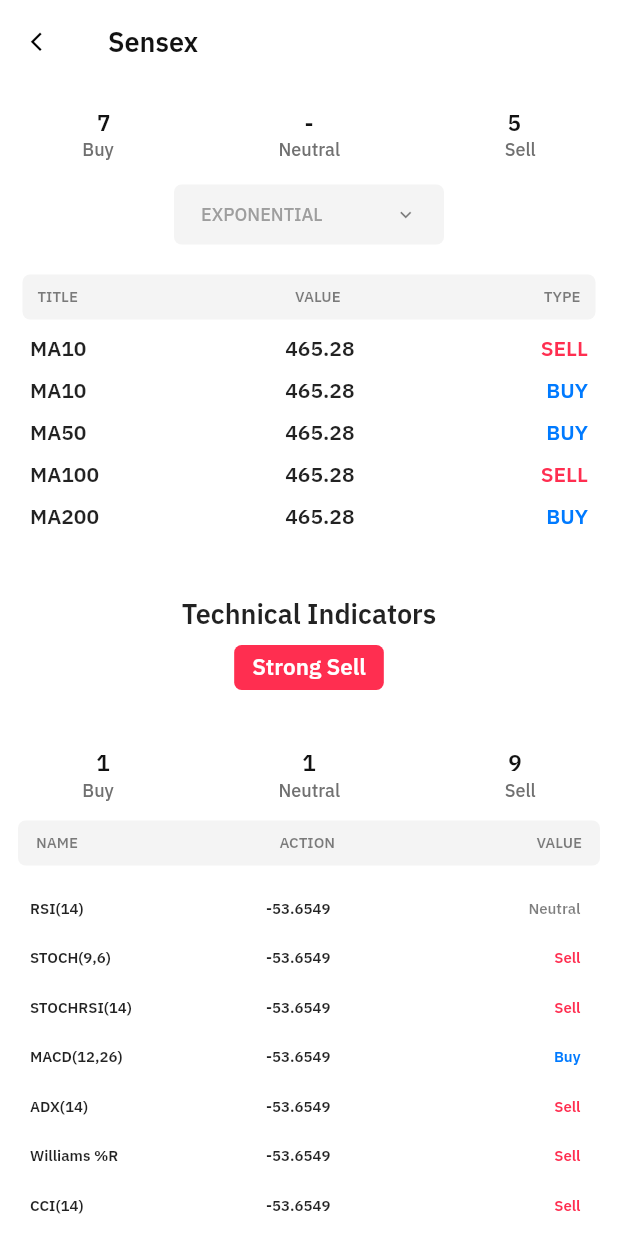
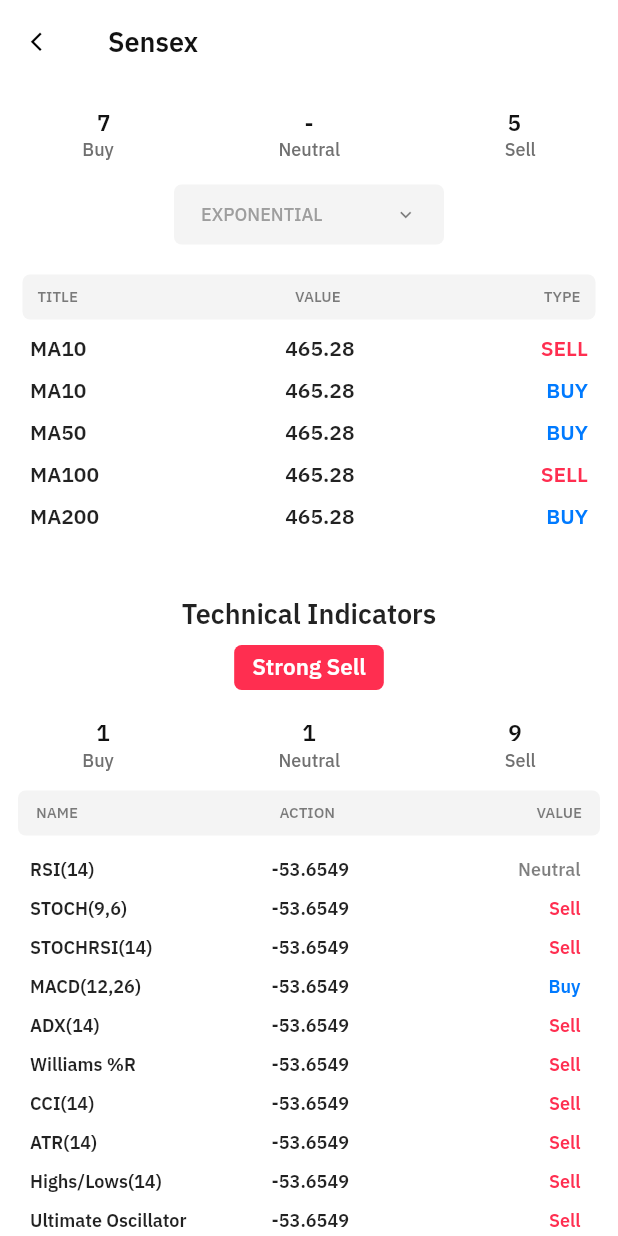
Before and after one commit to TusharGupta05/assesment, a Flutter app: the screen it shows after launch, scrolled down 576 dp, on a phone screen of 412 x 824 dp. Run offline on Flutter 3.47's test engine with Material 2 defaults, Android fonts, the phone set to English and light mode, and no system bars; our stand-ins replace step_progress_indicator; missing offline and left inert: speech_bubble.

Commit message:
some space problems fixed

```diff
--- a/lib/main.dart
+++ b/lib/main.dart
@@ -17,7 +17,6 @@
       title: 'Flutter Demo',
       theme: ThemeData(
         fontFamily: 'IBM Plex Sans',
-        // primarySwatch: MaterialColor(primary, swatch) Colors.white,
       ),
       home: MyHomePage(),
     );
--- a/lib/screens/homepage.dart
+++ b/lib/screens/homepage.dart
@@ -422,7 +422,7 @@
               ),
             ),
             Padding(
-              padding: const EdgeInsets.all(30.0),
+              padding: const EdgeInsets.fromLTRB(30, 30, 30, 10),
               child: Column(
                 children: [
                   Text(
@@ -474,7 +474,7 @@
               ],
             ),
             Padding(
-              padding: const EdgeInsets.all(12.0),
+              padding: const EdgeInsets.fromLTRB(12, 12, 12, 5),
               child: Container(
                 height: 30,
                   padding:
@@ -504,7 +504,7 @@
                   )),
             ),
             Padding(
-              padding: const EdgeInsets.fromLTRB(10, 0, 10, 10),
+              padding: const EdgeInsets.fromLTRB(10, 5, 10, 5),
               child: Row(
                 mainAxisSize: MainAxisSize.max,
                 mainAxisAlignment: MainAxisAlignment.spaceBetween,
@@ -514,10 +514,10 @@
                     children: List<Widget>.generate(
                         tname.length,
                         (i) => Padding(
-                              padding: const EdgeInsets.fromLTRB(10, 10, 0, 10),
+                              padding: const EdgeInsets.fromLTRB(10, 5, 0, 5),
                               child: Text(
                                 tname[i],
-                                style: TextStyle(fontWeight: FontWeight.bold, fontSize: 10)
+                                style: TextStyle(fontWeight: FontWeight.bold, fontSize: 12)
                               ),
                             )),
                   ),
@@ -525,10 +525,10 @@
                     children: List<Widget>.generate(
                         taction.length,
                         (i) => Padding(
-                              padding: const EdgeInsets.fromLTRB(0, 10, 40, 10),
+                              padding: const EdgeInsets.fromLTRB(10, 5, 40, 5),
                               child: Text(taction[i],
                                   style:
-                                      TextStyle(fontWeight: FontWeight.bold, fontSize: 10)),
+                                      TextStyle(fontWeight: FontWeight.bold, fontSize: 12)),
                             )),
                   ),
                   Column(
@@ -536,11 +536,11 @@
                     children: List<Widget>.generate(
                         tvalue.length,
                         (i) => Padding(
-                            padding: const EdgeInsets.fromLTRB(0, 10, 15, 10),
+                            padding: const EdgeInsets.fromLTRB(0, 5, 15, 5),
                             child: Text(
                               tvalue[i],
                               style: TextStyle(
-                                  fontSize: 10,
+                                  fontSize: 12,
                                   fontWeight: FontWeight.bold,
                                   color: tvalue[i].compareTo('Sell') == 0
                                       ? Color6
```
